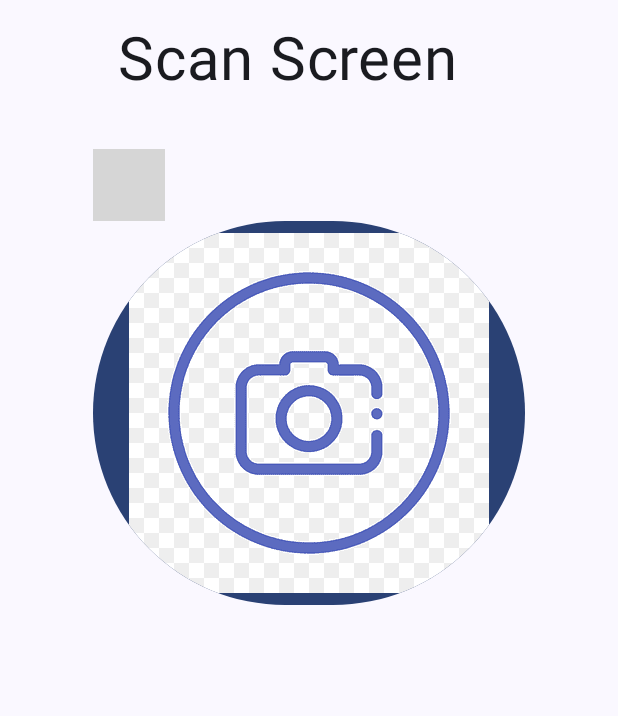
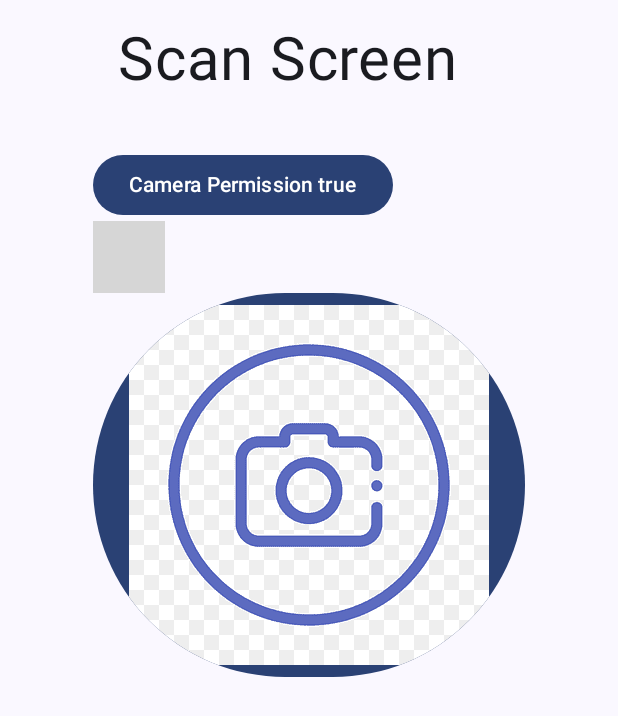
Before and after one commit to JackAnd356/tcg-card-detection, an Android app built with Jetpack Compose: the composable ScanScreen shown on its own in the app's theme, after a tap on "Take Photo Button", on a phone screen of 412 x 824 dp. Shown: the top 716 px of the screen. Run offline under Robolectric (Android 15) with nearby library versions, the phone set to English and light mode, and no system bars; libraries missing offline, so code that uses them is left out: androidx.camera.core, androidx.camera.lifecycle, androidx.camera.view; 5 statements that could not run were skipped; grey boxes are pictures that could not be loaded.

Commit message:
Camera preview now working, picture taking still has some issues

```diff
--- a/app/src/main/java/com/example/tcgcarddetectionapp/ScanScreen.kt
+++ b/app/src/main/java/com/example/tcgcarddetectionapp/ScanScreen.kt
@@ -1,46 +1,69 @@
 package com.example.tcgcarddetectionapp
 
+import android.Manifest
+import android.content.Context
+import android.content.pm.PackageManager
+import android.os.Environment
+import android.util.Log
+import android.view.ViewGroup
+import android.widget.Toast
+import androidx.activity.compose.rememberLauncherForActivityResult
+import androidx.activity.result.contract.ActivityResultContracts
+import androidx.camera.core.CameraSelector
+import androidx.camera.lifecycle.ProcessCameraProvider
+import androidx.camera.view.PreviewView
 import androidx.compose.foundation.Image
-import androidx.compose.foundation.layout.Arrangement
-import androidx.compose.foundation.layout.Column
-import androidx.compose.foundation.layout.wrapContentWidth
+import androidx.compose.foundation.layout.*
 import androidx.compose.material3.Button
 import androidx.compose.material3.Text
-import android.Manifest
-import android.content.pm.PackageManager
-import android.widget.Toast
-import androidx.compose.ui.res.painterResource
-import androidx.compose.ui.text.style.TextAlign
-import androidx.core.content.ContextCompat
-import android.view.ViewGroup
-import androidx.camera.core.CameraSelector
-import androidx.camera.core.Preview as CamPreview
-import androidx.camera.lifecycle.ProcessCameraProvider
-import androidx.camera.view.PreviewView
-import androidx.compose.foundation.layout.*
 import androidx.compose.runtime.*
 import androidx.compose.ui.Alignment
 import androidx.compose.ui.Modifier
+import androidx.compose.ui.graphics.vector.rememberVectorPainter
 import androidx.compose.ui.platform.LocalContext
+import androidx.compose.ui.res.painterResource
+import androidx.compose.ui.text.style.TextAlign
 import androidx.compose.ui.tooling.preview.Preview
 import androidx.compose.ui.unit.dp
 import androidx.compose.ui.unit.sp
 import androidx.compose.ui.viewinterop.AndroidView
+import androidx.core.content.ContextCompat
+import androidx.core.content.FileProvider
 import androidx.lifecycle.compose.LocalLifecycleOwner
 import com.example.tcgcarddetectionapp.ui.theme.TCGCardDetectionAppTheme
+import java.io.File
+import java.io.IOException
+import androidx.camera.core.Preview as CamPreview
+
 
 @Composable
 fun ScanScreen(modifier: Modifier = Modifier) {
     val context = LocalContext.current
-    var hasPermission by remember { mutableStateOf(false) }
-    val scope = rememberCoroutineScope()
+    var cameraPermission by remember { mutableStateOf(false) }
+    var imgUri by remember { mutableStateOf<File?>(null)}
 
     LaunchedEffect(Unit) {
         // Check if camera permission is granted
-        hasPermission = ContextCompat.checkSelfPermission(context, Manifest.permission.CAMERA) == PackageManager.PERMISSION_GRANTED
+        cameraPermission = ContextCompat.checkSelfPermission(context, Manifest.permission.CAMERA) == PackageManager.PERMISSION_GRANTED
     }
 
-    Column(verticalArrangement = Arrangement.Top, modifier = modifier.fillMaxSize().wrapContentWidth(Alignment.CenterHorizontally)) {
+    val cameraPermLauncher = rememberLauncherForActivityResult(contract = ActivityResultContracts.RequestPermission(), onResult = { isGranted ->
+        if (isGranted) {
+            cameraPermission = true
+        }
+    })
+
+    val takePictureLauncher = rememberLauncherForActivityResult(
+        contract = ActivityResultContracts.TakePicture(),
+        onResult = { isSuccess: Boolean ->
+            Toast.makeText(context, "Image capture: ${if(isSuccess) "Successful" else "Failed"}", Toast.LENGTH_SHORT)
+                .show()
+        }
+    )
+
+    Column(verticalArrangement = Arrangement.Top, modifier = modifier
+        .fillMaxSize()
+        .wrapContentWidth(Alignment.CenterHorizontally)) {
         Text(
             text = "Scan Screen",
             fontSize = 40.sp,
@@ -51,13 +74,49 @@ fun ScanScreen(modifier: Modifier = Modifier) {
 
         Spacer(modifier = Modifier.height(20.dp))
 
-        if (hasPermission) {
-            CameraPreview(modifier = Modifier.fillMaxSize().weight(1f))
+        Button(onClick = {
+            if (!cameraPermission) {
+                cameraPermLauncher.launch(Manifest.permission.CAMERA)
+            }
+        }) {
+            Text(text = "Camera Permission $cameraPermission")
+        }
+
+        if (cameraPermission) {
+            CameraPreview(modifier = Modifier
+                .fillMaxSize()
+                .weight(1f))
         } else {
             Text("Camera permission is required.")
         }
 
-        TakePictureButton(onClick = {Toast.makeText(context, "Picture Taking not Implemented Yet", Toast.LENGTH_SHORT).show()})
+        TakePictureButton(onClick = {
+            if (cameraPermission) {
+                val file = createImageFile(context)
+                if (file != null) {
+                    imgUri = file
+                    val uri = FileProvider.getUriForFile(
+                        context, "application_authority", file
+                    )
+                    takePictureLauncher.launch(uri)
+                }
+            } else {
+                Toast.makeText(context, "Camera permission not granted", Toast.LENGTH_SHORT).show()
+            }
+        })
+    }
+}
+
+// Create a temporary image file and return its URI
+fun createImageFile(context : Context): File? {
+    return try {
+        val storageDir = context.getExternalFilesDir(Environment.DIRECTORY_PICTURES)
+        if (storageDir?.exists() == false) storageDir.mkdirs() // Ensure directory exists
+        File.createTempFile("temp", ".jpg", storageDir)
+    } catch (e: IOException) {
+        Log.e("ScanScreen", "File creation failed", e)
+        Toast.makeText(context, "Failed to create image file", Toast.LENGTH_SHORT).show()
+        null
     }
 }
 
@@ -82,7 +141,6 @@ fun ScanScreenPreview() {
 
 @Composable
 fun CameraPreview(modifier: Modifier = Modifier) {
-    val context = LocalContext.current
     val lifecycleOwner = LocalLifecycleOwner.current
 
     AndroidView(
```
